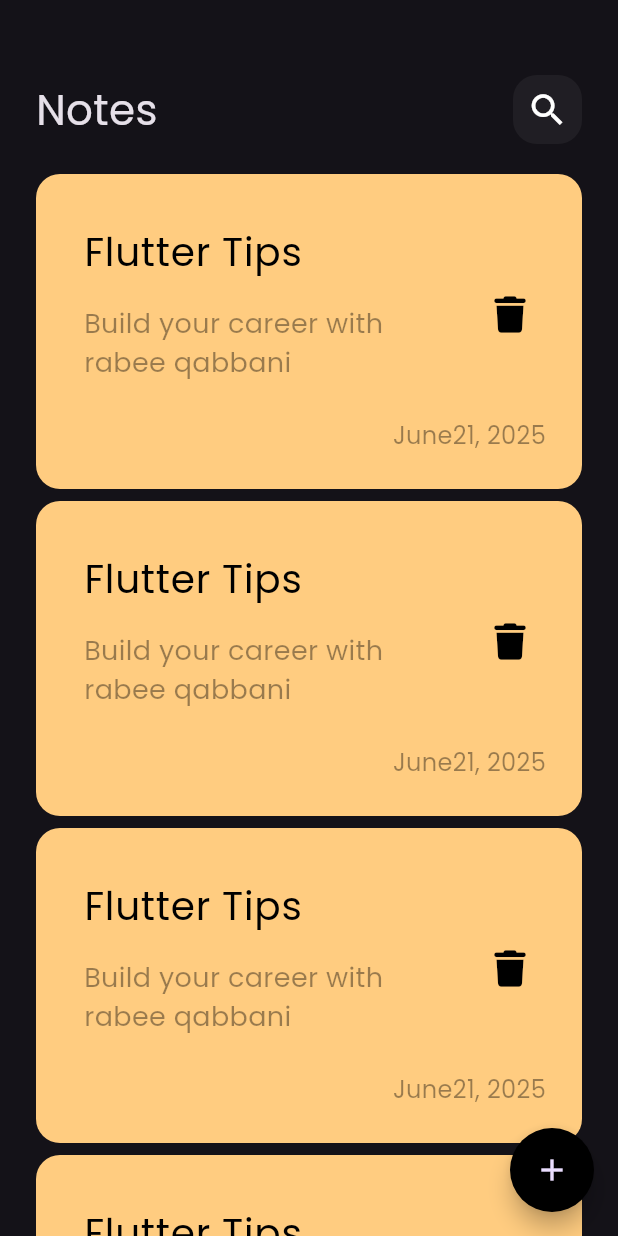
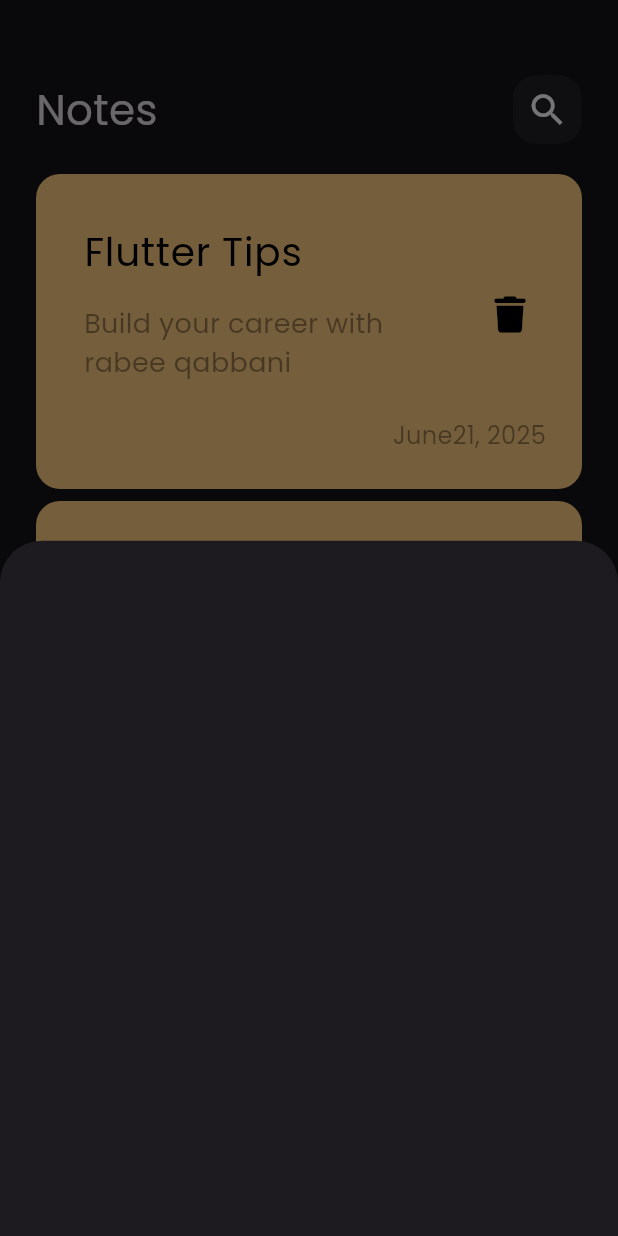
Before and after one commit to RabeeQabbani/notes_app, a Flutter app: the screen it shows after launch, after a tap on the "add" icon, on a phone screen of 412 x 824 dp. Run offline on Flutter 3.47's test engine with Material 3 defaults, Android fonts, the phone set to English and light mode, and no system bars; our stand-ins replace font_awesome_flutter.

Commit message:
show modal bottom sheet

```diff
--- a/lib/views/notes_view.dart
+++ b/lib/views/notes_view.dart
@@ -1,4 +1,5 @@
 import 'package:flutter/material.dart';
+import 'package:notes_app/views/widgets/add_note_bottom_sheet.dart';
 import 'package:notes_app/views/widgets/notes_view_body.dart';
 
 class NotesView extends StatelessWidget {
@@ -10,7 +11,14 @@ class NotesView extends StatelessWidget {
       floatingActionButton: FloatingActionButton(
         backgroundColor: Colors.black,
         shape: CircleBorder(),
-        onPressed: () {},
+        onPressed: () {
+          showModalBottomSheet(
+            context: context,
+            builder: (context) {
+              return const AddNoteBottomSheet();
+            },
+          );
+        },
         child: Icon(Icons.add),
       ),
       body: const NotesViewBody(),
--- /dev/null
+++ b/lib/views/widgets/add_note_bottom_sheet.dart
@@ -0,0 +1,10 @@
+import 'package:flutter/material.dart';
+
+class AddNoteBottomSheet extends StatelessWidget {
+  const AddNoteBottomSheet({super.key});
+
+  @override
+  Widget build(BuildContext context) {
+    return Container();
+  }
+}
--- a/lib/views/widgets/notes_list_view.dart
+++ b/lib/views/widgets/notes_list_view.dart
@@ -6,13 +6,17 @@ class NotesListView extends StatelessWidget {
 
   @override
   Widget build(BuildContext context) {
-    return ListView.builder(
+    return Padding(
+      padding: const EdgeInsets.symmetric(vertical: 16),
+      child: ListView.builder(
+        padding: EdgeInsets.zero,
         itemBuilder: (context, index) {
           return const Padding(
             padding: EdgeInsets.symmetric(vertical: 4),
             child: CustomNoteItem(),
           );
         },
+      ),
     );
   }
 }
--- a/lib/views/widgets/notes_view_body.dart
+++ b/lib/views/widgets/notes_view_body.dart
@@ -13,7 +13,6 @@ class NotesViewBody extends StatelessWidget {
         children: [
           SizedBox(height: 50),
           CustomAppBar(),
-          SizedBox(height: 16),
           //remember if there is a ListView or ListViewBuilder in a Column, we need to wrap ListView in Expanded to avoid an exception
           Expanded(child: NotesListView()),
         ],
```
Lines whose indentation alone changed are shown as unchanged.
